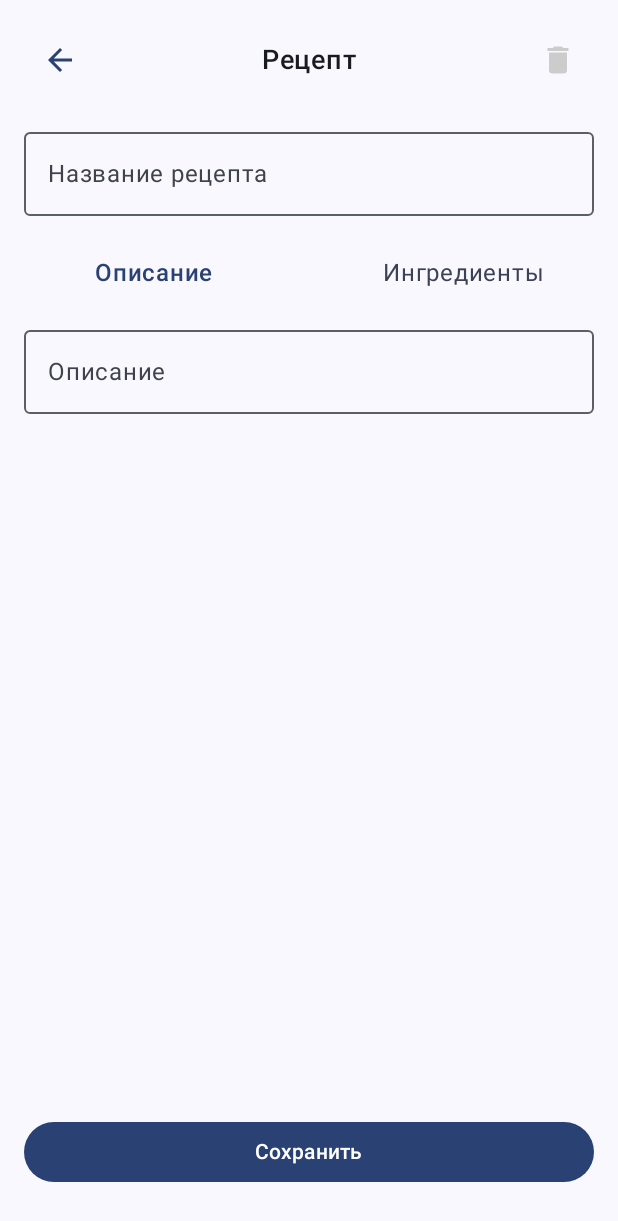
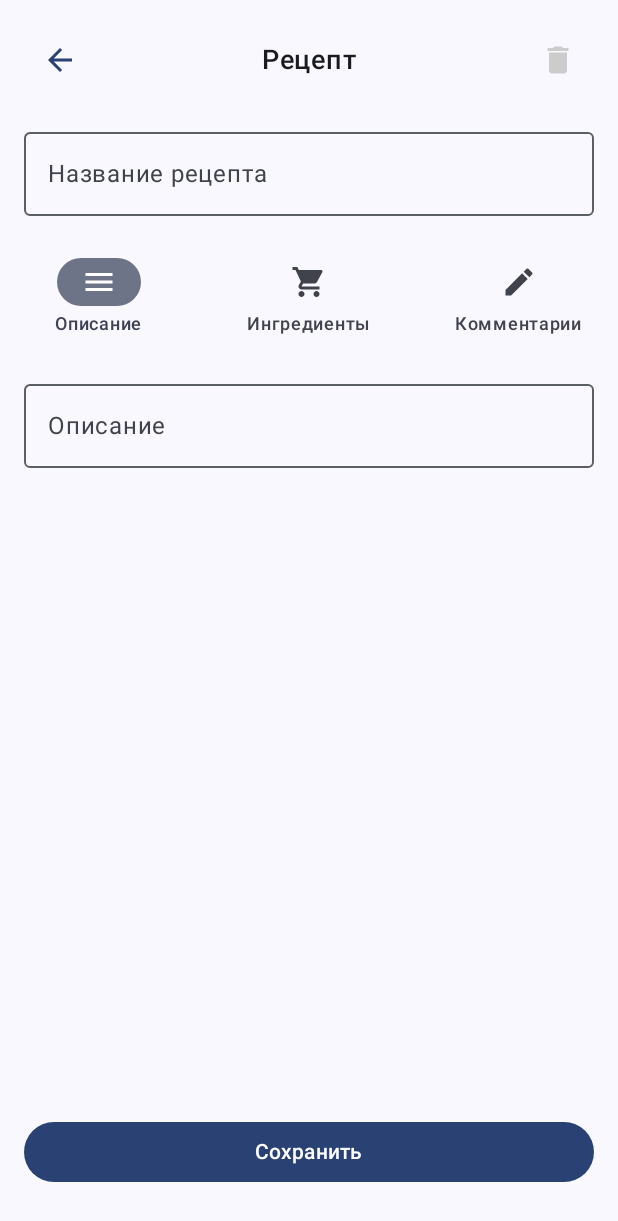
Before and after one commit to AnastasiaMiz/Yumifi1, an Android app built with Jetpack Compose: the ProductsView screen opened through its navigation route, after a tap on "Добавить рецепт", on a phone screen of 412 x 824 dp. Shown: the top 1221 px of the screen. Run offline under Robolectric (Android 15) with nearby library versions, the phone set to English and light mode, and no system bars; our stand-ins replace Dagger/Hilt's generated code, Room's generated code.

Commit message:
Стиль табов на экране деталки рецепта

```diff
--- a/app/src/main/java/com/example/yumifi1/features/comment/ui/model/Comment.kt
+++ b/app/src/main/java/com/example/yumifi1/features/comment/ui/model/Comment.kt
@@ -1,6 +1,6 @@
 package com.example.yumifi1.features.comment.ui.model
 
 data class Comment(
-    val id: Long?,
+    val id: Long? = null,
     val text: String = "",
 )
--- a/app/src/main/java/com/example/yumifi1/features/interactor/database/YumifiDatabase.kt
+++ b/app/src/main/java/com/example/yumifi1/features/interactor/database/YumifiDatabase.kt
@@ -5,6 +5,7 @@ import androidx.room.RoomDatabase
 import com.example.yumifi1.features.auth.interactor.database.UserDao
 import com.example.yumifi1.features.auth.interactor.database.entity.UserEntity
 import com.example.yumifi1.features.comment.interactor.database.CommentDao
+import com.example.yumifi1.features.comment.interactor.database.entity.CommentEntity
 import com.example.yumifi1.features.product_details.interactor.database.ProductDao
 import com.example.yumifi1.features.product_details.interactor.database.entity.ProductEntity
 import com.example.yumifi1.features.recipe_details.interactor.database.IngredientDao
@@ -18,7 +19,7 @@ import com.example.yumifi1.features.recipe_details.interactor.database.entity.Re
         ProductEntity::class,
         RecipeEntity::class,
         IngredientEntity::class,
-        CommentDao::class,
+        CommentEntity::class,
     ],
     version = 1
 )
--- a/app/src/main/java/com/example/yumifi1/features/recipe_details/ui/RecipeDetailsView.kt
+++ b/app/src/main/java/com/example/yumifi1/features/recipe_details/ui/RecipeDetailsView.kt
@@ -5,6 +5,7 @@ import androidx.compose.foundation.layout.Box
 import androidx.compose.foundation.layout.Column
 import androidx.compose.foundation.layout.Row
 import androidx.compose.foundation.layout.Spacer
+import androidx.compose.foundation.layout.WindowInsets
 import androidx.compose.foundation.layout.fillMaxSize
 import androidx.compose.foundation.layout.fillMaxWidth
 import androidx.compose.foundation.layout.height
@@ -16,29 +17,27 @@ import androidx.compose.material3.Button
 import androidx.compose.material3.Icon
 import androidx.compose.material3.IconButton
 import androidx.compose.material3.MaterialTheme
+import androidx.compose.material3.NavigationBar
+import androidx.compose.material3.NavigationBarItem
 import androidx.compose.material3.OutlinedTextField
 import androidx.compose.material3.Text
 import androidx.compose.runtime.Composable
 import androidx.compose.runtime.LaunchedEffect
 import androidx.compose.runtime.collectAsState
 import androidx.compose.runtime.getValue
-import androidx.compose.runtime.mutableStateOf
-import androidx.compose.runtime.remember
-import androidx.compose.runtime.setValue
 import androidx.compose.ui.Alignment
 import androidx.compose.ui.Modifier
 import androidx.compose.ui.graphics.Color
 import androidx.compose.ui.res.stringResource
 import androidx.compose.ui.text.font.FontWeight
-import androidx.compose.ui.text.input.VisualTransformation
 import androidx.compose.ui.unit.dp
 import androidx.compose.ui.unit.sp
 import androidx.hilt.navigation.compose.hiltViewModel
 import com.example.yumifi1.R
 import com.example.yumifi1.features.recipe_details.ui.components.RecipeDescriptionComponent
-import com.example.yumifi1.features.recipe_details.ui.components.RecipeDetailsTabComponent
 import com.example.yumifi1.features.recipe_details.ui.components.RecipeIngredientsComponent
 import com.example.yumifi1.features.recipe_details.ui.data.RecipeDetailsTab
+import com.example.yumifi1.features.recipe_details.ui.data.RecipeTabsItems
 import com.example.yumifi1.features.recipe_details.ui.event.RecipeDetailsEvent
 import com.example.yumifi1.navigation.Screen
 
@@ -146,17 +145,28 @@ private fun ContentComponent(
                 .fillMaxWidth(),
         )
         Spacer(modifier = Modifier.height(16.dp))
-        Row(modifier = Modifier.fillMaxWidth()) {
-            listOf(
-                RecipeDetailsTab.DESCRIPTION to stringResource(id = R.string.recipe_description_tab_title),
-                RecipeDetailsTab.INGREDIENTS to stringResource(id = R.string.recipe_ingredients_tab_title),
-            ).forEach { (tabType, title) ->
-                RecipeDetailsTabComponent(
-                    title = title,
-                    isSelected = state.selectedTab == tabType,
-                    modifier = Modifier.weight(1f),
-                    onClicked = {
-                        viewModel.selectTab(tabType)
+        NavigationBar(
+            containerColor = MaterialTheme.colorScheme.background,
+            windowInsets = WindowInsets(
+                left = 0,
+                right = 0,
+                top = 0,
+                bottom = 0,
+            ),
+        ) {
+            RecipeTabsItems.items.forEach { item ->
+                val label = stringResource(item.labelRes)
+                NavigationBarItem(
+                    selected = state.selectedTab == item.type,
+                    onClick = { viewModel.selectTab(item.type) },
+                    icon = {
+                        Icon(
+                            imageVector = item.icon,
+                            contentDescription = label,
+                        )
+                    },
+                    label = {
+                        Text(text = label)
                     }
                 )
             }
@@ -185,6 +195,9 @@ private fun ContentComponent(
                         onDeleteIngredientClicked = viewModel::onDeleteIngredientClicked,
                     )
                 }
+                RecipeDetailsTab.COMMENTS -> {
+                    // TODO: Компонент комментариев
+                }
             }
         }
         Button(
--- a/app/src/main/java/com/example/yumifi1/features/recipe_details/ui/components/RecipeDetailsTabComponent.kt
+++ /dev/null
@@ -1,45 +0,0 @@
-package com.example.yumifi1.features.recipe_details.ui.components
-
-import androidx.compose.foundation.clickable
-import androidx.compose.foundation.layout.Box
-import androidx.compose.foundation.layout.padding
-import androidx.compose.material3.MaterialTheme
-import androidx.compose.material3.Text
-import androidx.compose.runtime.Composable
-import androidx.compose.ui.Alignment
-import androidx.compose.ui.Modifier
-import androidx.compose.ui.graphics.Color
-import androidx.compose.ui.text.font.FontWeight
-import androidx.compose.ui.unit.dp
-
-@Composable
-fun RecipeDetailsTabComponent(
-    modifier: Modifier = Modifier,
-    title: String,
-    isSelected: Boolean,
-    onClicked: () -> Unit,
-) {
-    Box(
-        modifier = modifier
-            .clickable(onClick = onClicked)
-            .padding(
-                horizontal = 16.dp,
-                vertical = 10.dp,
-            ),
-        contentAlignment = Alignment.Center
-    ) {
-        Text(
-            text = title,
-            fontWeight = if (isSelected) {
-                FontWeight.Medium
-            } else {
-                FontWeight.Normal
-            },
-            color = if (isSelected) {
-                MaterialTheme.colorScheme.primary
-            } else {
-                MaterialTheme.colorScheme.secondary
-            }
-        )
-    }
-}
--- a/app/src/main/java/com/example/yumifi1/features/recipe_details/ui/data/RecipeDetailsTab.kt
+++ b/app/src/main/java/com/example/yumifi1/features/recipe_details/ui/data/RecipeDetailsTab.kt
@@ -2,5 +2,6 @@ package com.example.yumifi1.features.recipe_details.ui.data
 
 enum class RecipeDetailsTab {
     DESCRIPTION,
-    INGREDIENTS;
+    INGREDIENTS,
+    COMMENTS;
 }
--- /dev/null
+++ b/app/src/main/java/com/example/yumifi1/features/recipe_details/ui/data/RecipeTabItem.kt
@@ -0,0 +1,10 @@
+package com.example.yumifi1.features.recipe_details.ui.data
+
+import androidx.annotation.StringRes
+import androidx.compose.ui.graphics.vector.ImageVector
+
+data class RecipeTabItem(
+    @StringRes val labelRes: Int,
+    val icon: ImageVector,
+    val type: RecipeDetailsTab,
+)
--- /dev/null
+++ b/app/src/main/java/com/example/yumifi1/features/recipe_details/ui/data/RecipeTabsItems.kt
@@ -0,0 +1,27 @@
+package com.example.yumifi1.features.recipe_details.ui.data
+
+import androidx.compose.material.icons.Icons
+import androidx.compose.material.icons.filled.Edit
+import androidx.compose.material.icons.filled.Menu
+import androidx.compose.material.icons.filled.ShoppingCart
+import com.example.yumifi1.R
+
+object RecipeTabsItems {
+    val items = listOf(
+        RecipeTabItem(
+            labelRes = R.string.recipe_description_tab_title,
+            icon = Icons.Default.Menu,
+            type = RecipeDetailsTab.DESCRIPTION,
+        ),
+        RecipeTabItem(
+            labelRes = R.string.recipe_ingredients_tab_title,
+            icon = Icons.Default.ShoppingCart,
+            type = RecipeDetailsTab.INGREDIENTS,
+        ),
+        RecipeTabItem(
+            labelRes = R.string.recipe_comments_tab_title,
+            icon = Icons.Default.Edit,
+            type = RecipeDetailsTab.COMMENTS,
+        )
+    )
+}
--- a/app/src/main/res/values/strings.xml
+++ b/app/src/main/res/values/strings.xml
@@ -30,6 +30,7 @@
     <string name="recipe_details_title">Рецепт</string>
     <string name="recipe_description_tab_title">Описание</string>
     <string name="recipe_ingredients_tab_title">Ингредиенты</string>
+    <string name="recipe_comments_tab_title">Комментарии</string>
     <string name="recipe_name_label">Название рецепта</string>
     <string name="recipe_description_label">Описание</string>
     <string name="recipe_add_ingredient">Добавить ингредиент</string>
```
Also changed, not shown: app/src/main/java/com/example/yumifi1/features/comment/ui/CommentState.kt (added, +7 -0 lines), app/src/main/java/com/example/yumifi1/features/comment/ui/CommentView.kt (added, +12 -0 lines), app/src/main/java/com/example/yumifi1/features/comment/ui/CommentViewModel.kt (added, +18 -0 lines), app/src/main/java/com/example/yumifi1/features/recipes/ui/components/RecipeItemComponent.kt (+32 -0 lines).
